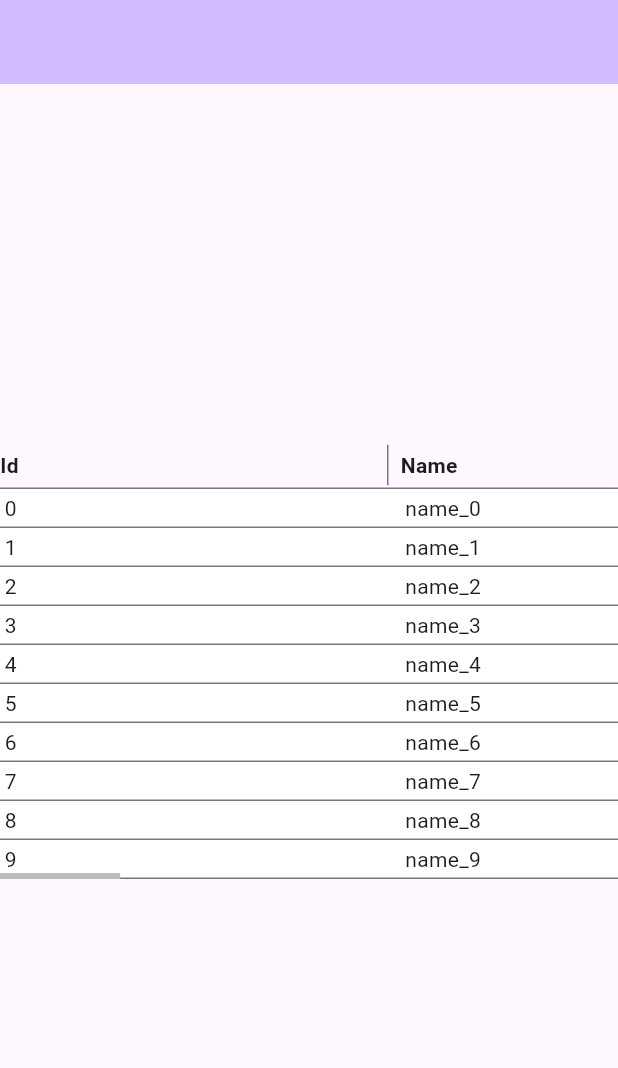
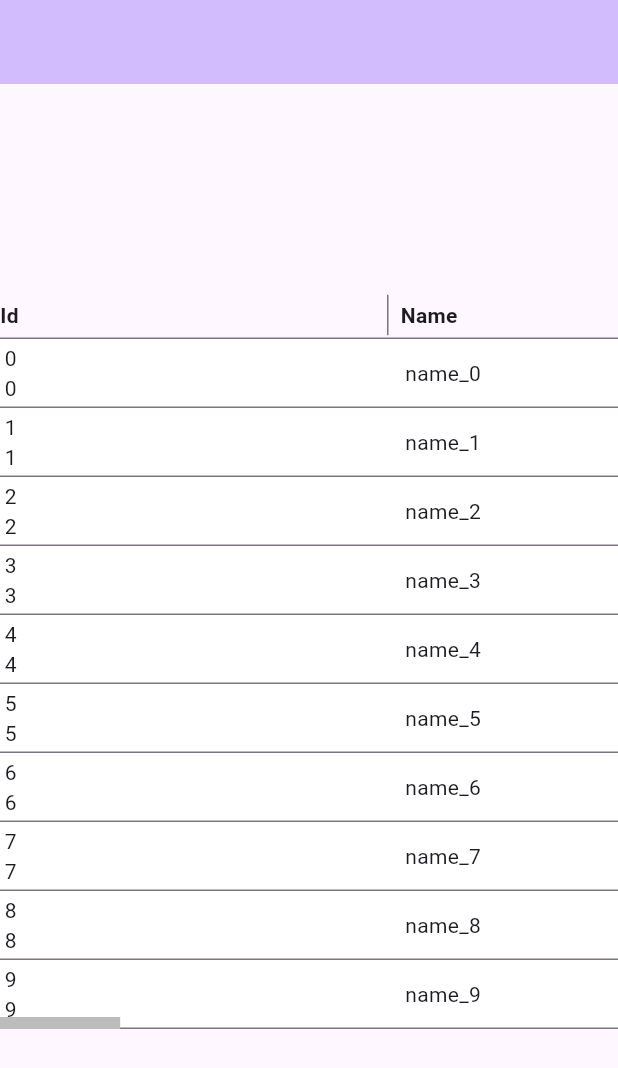
Before and after one commit to PanteoPro/spargo_table, a Flutter app: the screen it shows after launch, on a phone screen of 412 x 824 dp. Shown: the top 1068 px of the screen. Run offline on Flutter 3.47's test engine with Material 3 defaults, Android fonts, the phone set to English and light mode, and no system bars.

Commit message:
added padding for scrollbar

```diff
--- a/example/lib/main.dart
+++ b/example/lib/main.dart
@@ -54,6 +54,7 @@ class _MyHomePageState extends State<MyHomePage> {
           mainAxisAlignment: MainAxisAlignment.center,
           children: <Widget>[
             SpargoTable<DemoModel>(
+              maxHeight: 460,
               data: List.generate(
                 10,
                 (index) => DemoModel(
@@ -79,7 +80,13 @@ class _MyHomePageState extends State<MyHomePage> {
                   SpargoTableColumnConfig(name: 'Value6'),
                 ],
                 buildRow: (model) => [
-                  SpargoTableCellConfig(child: Text(model.id.toString())),
+                  SpargoTableCellConfig(
+                      child: Column(
+                    children: [
+                      Text(model.id.toString()),
+                      Text(model.id.toString()),
+                    ],
+                  )),
                   SpargoTableCellConfig(child: Text(model.name.toString())),
                   SpargoTableCellConfig(child: Text(model.value1.toString())),
                   SpargoTableCellConfig(child: Text(model.value2.toString())),
--- a/lib/src/table/config/spargo_table_decoration_config.dart
+++ b/lib/src/table/config/spargo_table_decoration_config.dart
@@ -10,10 +10,11 @@ class SpargoTableDecorationConfig {
     this.borderTable,
     this.iconHeaderColor,
     this.activeIconHeaderColor,
-    this.enableBorderTextFieldColor,
     this.focusBorderTextFieldColor,
     this.textStyleTextField,
     this.cursorColor,
+    this.scrollbarBottomHeight = 8,
+    this.bottomPaddingForScrollbar = 12,
   });
   final bool colorRowsBetweenRows;
 
@@ -36,11 +37,18 @@ class SpargoTableDecorationConfig {
   /// Активный цвет иконки сортировка и фильтрации
   final Color? activeIconHeaderColor;
 
-  final Color? enableBorderTextFieldColor;
-
+  /// Цвет обводки в фокусе TextField
   final Color? focusBorderTextFieldColor;
 
+  /// Цвет в TextField курсора
   final Color? cursorColor;
 
+  /// TextStyle TextField в head колонки
   final TextStyle? textStyleTextField;
+
+  /// Ширина нижнего scrollbar
+  final double scrollbarBottomHeight;
+
+  /// Отступ для нижнего scrollbar
+  final double bottomPaddingForScrollbar;
 }
--- a/lib/src/table/spargo_table.dart
+++ b/lib/src/table/spargo_table.dart
@@ -118,6 +118,8 @@ class _SpargoTableState<T> extends State<SpargoTable<T>> {
                     child: Scrollbar(
                       controller: horizontalScrollController,
                       thumbVisibility: widget.thumbVisibility,
+                      thickness:
+                          widget.decorationConfiguration.scrollbarBottomHeight,
                       child: SingleChildScrollView(
                         key: _key,
                         controller: horizontalScrollController,
@@ -139,13 +141,22 @@ class _SpargoTableState<T> extends State<SpargoTable<T>> {
                                               null
                                       ? 70
                                       : 0;
-                              final heightContentTable = (heightRow != null
+                              double heightContentTable = (heightRow != null
                                       ? min(maxHeight ?? 9999999,
                                           heightRow * widget.data.length)
                                       : (maxHeight ??
                                           widget.maxHeight ??
                                           300)) +
                                   addedHeightBySubWidget;
+                              if (heightContentTable <
+                                  (maxHeight ?? widget.maxHeight ?? 300)) {
+                                final addedHeight = min(
+                                    (maxHeight ?? widget.maxHeight ?? 300) -
+                                        heightContentTable,
+                                    widget.decorationConfiguration
+                                        .bottomPaddingForScrollbar);
+                                heightContentTable += addedHeight;
+                              }
                               return Column(
                                 children: [
                                   SpargoTableHeaderWidget(
@@ -301,19 +312,26 @@ class _RowWidgetState<T> extends State<_RowWidget<T>> {
                     resultIndex--;
                   }
 
-                  return SpargoTableRowWidget(
+                  return Padding(
+                    padding: EdgeInsets.only(
+                        bottom: index == itemsCount - 1
+                            ? widget.decorationConfiguration
+                                .bottomPaddingForScrollbar
+                            : 0),
+                    child: SpargoTableRowWidget(
                       key: index == 0 ? _key : null,
-                    isSelected:
-                        widget.selectedRow == widget.dataForRender[resultIndex],
+                      isSelected: widget.selectedRow ==
+                          widget.dataForRender[resultIndex],
                       onRowTap: widget.onRowTap != null
-                        ? () =>
-                            widget.onRowTap!(widget.dataForRender[resultIndex])
+                          ? () => widget
+                              .onRowTap!(widget.dataForRender[resultIndex])
                           : null,
                       columns: widget.configuration.columns,
                       columnWidths: widget.columnWidths,
                       buildRow: () => widget.configuration
                           .buildRow(widget.dataForRender[resultIndex]),
                       colorRow: colorRow,
+                    ),
                   );
                 },
                 itemCount: itemsCount,
--- a/lib/src/table/widgets/spargo_table_header_widget.dart
+++ b/lib/src/table/widgets/spargo_table_header_widget.dart
@@ -192,11 +192,6 @@ class _CellWidgetState<T> extends State<_CellWidget<T>> {
         onChanged: (query) => vm?.setQueryByColumn(query, widget.index),
         style: widget.decorationConfig.textStyleTextField,
         decoration: InputDecoration(
-          enabledBorder: OutlineInputBorder(
-            borderSide: BorderSide(
-                color: widget.decorationConfig.enableBorderTextFieldColor ??
-                    Theme.of(context).colorScheme.outline),
-          ),
           focusedBorder: OutlineInputBorder(
             borderSide: BorderSide(
                 color: widget.decorationConfig.focusBorderTextFieldColor ??
```
Lines whose indentation alone changed are shown as unchanged.
